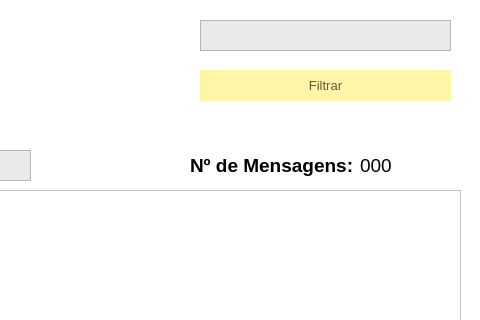
Qt form FSIPLeiria/tabeladados.ui (tatianascgil/Projeto_Informatico_Formula_Student_Barramento_CAN) before a commit; both pictures show x 520 to 1000 and y 0 to 320 of the 1000 by 700 pixel window.
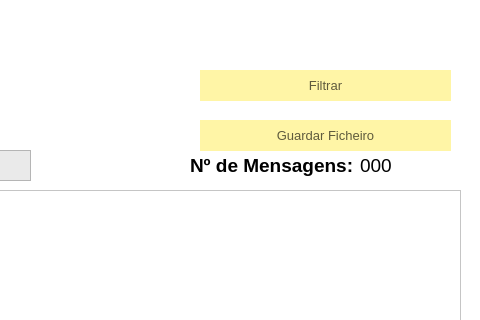
The same form after that commit. Icons and pictures are not drawn.

```diff
--- a/FSIPLeiria/tabeladados.ui
+++ b/FSIPLeiria/tabeladados.ui
@@ -93,30 +93,6 @@
     <string>&lt;Selecionar Módulo&gt;</string>
    </property>
   </widget>
-  <widget class="QPlainTextEdit" name="plainTextEditPesquisa">
-   <property name="geometry">
-    <rect>
-     <x>720</x>
-     <y>20</y>
-     <width>251</width>
-     <height>31</height>
-    </rect>
-   </property>
-   <property name="font">
-    <font>
-     <pointsize>10</pointsize>
-    </font>
-   </property>
-   <property name="styleSheet">
-    <string notr="true">background:rgb(234, 234, 234)</string>
-   </property>
-   <property name="plainText">
-    <string/>
-   </property>
-   <property name="placeholderText">
-    <string>Pesquisar</string>
-   </property>
-  </widget>
   <widget class="QComboBox" name="comboBoxOperador">
    <property name="geometry">
     <rect>
@@ -371,6 +347,43 @@
     <string notr="true">background:rgb(234, 234, 234)</string>
    </property>
   </widget>
+  <widget class="QPushButton" name="btnGuardar">
+   <property name="geometry">
+    <rect>
+     <x>720</x>
+     <y>120</y>
+     <width>251</width>
+     <height>31</height>
+    </rect>
+   </property>
+   <property name="font">
+    <font>
+     <pointsize>10</pointsize>
+    </font>
+   </property>
+   <property name="cursor">
+    <cursorShape>PointingHandCursor</cursorShape>
+   </property>
+   <property name="styleSheet">
+    <string notr="true">QPushButton{
+	background-color:rgb(255, 245, 166);
+	border:none;
+	color:rgb(95, 91, 61);
+	border -bottom: 5px solid rgb(162, 155, 105)
+}
+QPushButton:hover{
+	background-color:rgb(229, 217, 150);
+	border-bottom: 5px solid rgb(162, 155, 105)
+}
+QPushButton:pressed {
+	background-color:rgb(255, 242, 165);
+	border-bottom: 5px solid rgb(162, 155, 105)
+}</string>
+   </property>
+   <property name="text">
+    <string>Guardar Ficheiro</string>
+   </property>
+  </widget>
  </widget>
  <resources/>
  <connections/>
```
